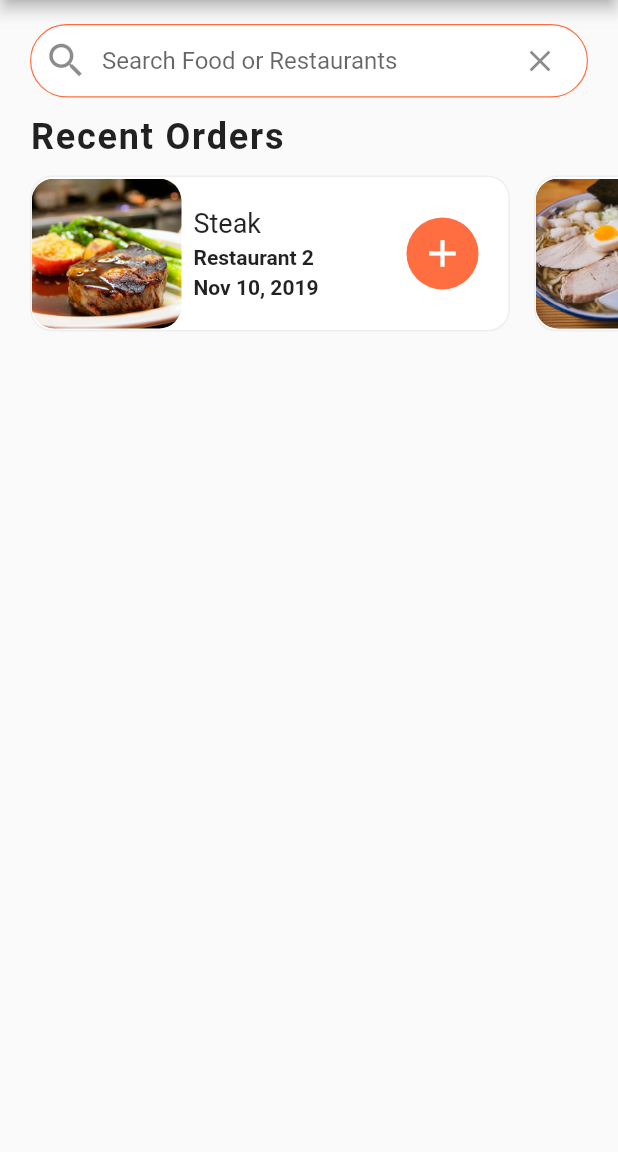
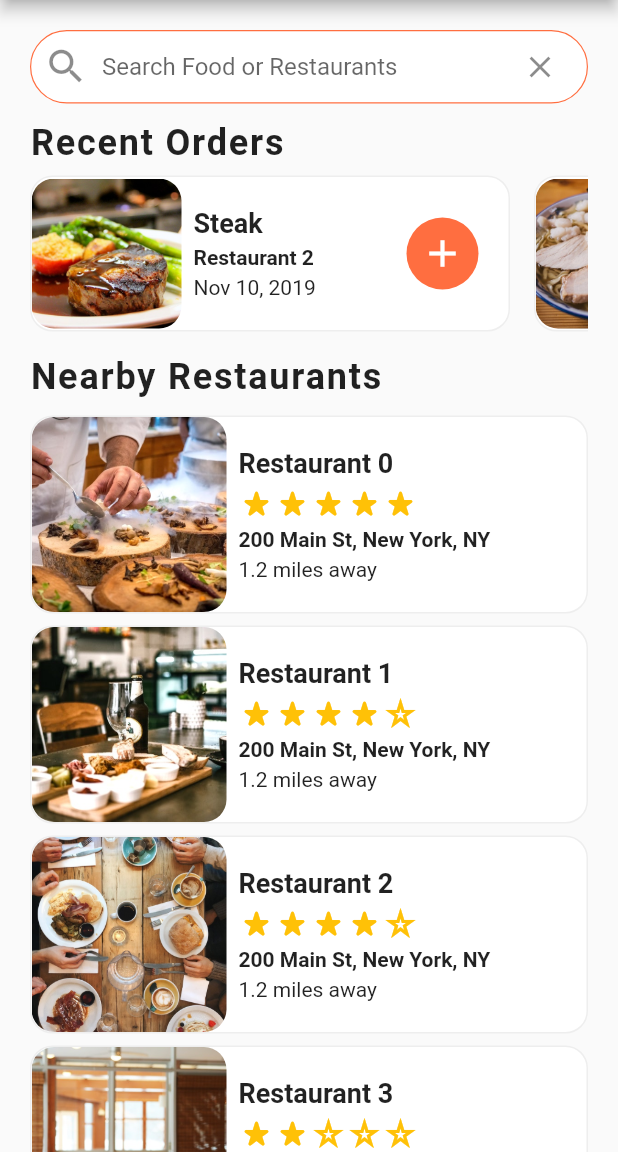
Before and after one commit to atanashristov/flutter-the-complete-ui-masterclass, a Flutter app: the screen it shows after launch, on a phone screen of 412 x 824 dp, the part 84-1236 px from its top. Run offline on Flutter 3.47's test engine with Material 2 defaults, Android fonts, the phone set to English and light mode, and no system bars.

Commit message:
feat(food delivery) Add list of restaurants

```diff
--- a/code/food_delivery_ui/lib/screens/home_screen.dart
+++ b/code/food_delivery_ui/lib/screens/home_screen.dart
@@ -1,5 +1,6 @@
 import 'package:flutter/material.dart';
 import 'package:food_delivery_ui/data/data.dart';
+import 'package:food_delivery_ui/widgets/nearby_restaurants.dart';
 import 'package:food_delivery_ui/widgets/recent_orders.dart';
 
 class HomeScreen extends StatefulWidget {
@@ -35,12 +36,9 @@ class _HomeScreenState extends State<HomeScreen> {
       ),
       body: ListView(
         children: [
-          const SizedBox(height: 8.0),
+          const SizedBox(height: 12.0),
           Padding(
-            padding: const EdgeInsets.symmetric(
-              horizontal: 20.0,
-              vertical: 8.0,
-            ),
+            padding: const EdgeInsets.symmetric(horizontal: 20.0, vertical: 8.0),
             child: TextField(
               decoration: InputDecoration(
                 contentPadding: const EdgeInsets.symmetric(vertical: 15.0),
@@ -75,8 +73,15 @@ class _HomeScreenState extends State<HomeScreen> {
               ),
             ),
           ),
-          const RecentOrders(),
-          const SizedBox(height: 8.0),
+          const Padding(
+            padding: EdgeInsets.symmetric(horizontal: 20.0, vertical: 4.0),
+            child: RecentOrders(),
+          ),
+          const Padding(
+            padding: EdgeInsets.symmetric(horizontal: 20.0, vertical: 4.0),
+            child: NearbyRestaurants(),
+          ),
+          const SizedBox(height: 16.0),
         ],
       ),
     );
--- /dev/null
+++ b/code/food_delivery_ui/lib/widgets/nearby_restaurants.dart
@@ -0,0 +1,107 @@
+import 'package:flutter/material.dart';
+import 'package:food_delivery_ui/data/data.dart';
+import 'package:food_delivery_ui/models/restaurant.dart';
+import 'package:food_delivery_ui/widgets/rating_stars.dart';
+
+class NearbyRestaurants extends StatelessWidget {
+  const NearbyRestaurants({super.key});
+
+  @override
+  Widget build(BuildContext context) {
+    return Column(
+      crossAxisAlignment: CrossAxisAlignment.start,
+      children: const [
+        Text(
+          'Nearby Restaurants',
+          style: TextStyle(
+            fontSize: 24.0,
+            fontWeight: FontWeight.w600,
+            letterSpacing: 1.2,
+          ),
+        ),
+        SizedBox(height: 12.0),
+        _RestaurantsList(),
+      ],
+    );
+  }
+}
+
+class _RestaurantsList extends StatelessWidget {
+  const _RestaurantsList();
+
+  @override
+  Widget build(BuildContext context) {
+    return Column(
+      children: [
+        ...restaurants.asMap().entries.map(
+              (e) => _RestaurantsListItem(
+                restaurant: e.value,
+                index: e.key,
+              ),
+            ),
+      ],
+    );
+  }
+}
+
+class _RestaurantsListItem extends StatelessWidget {
+  const _RestaurantsListItem({required this.restaurant, required this.index});
+
+  final Restaurant restaurant;
+  final int index;
+
+  @override
+  Widget build(BuildContext context) {
+    return Container(
+      margin: EdgeInsets.only(top: index == 0 ? 0 : 8.0),
+      decoration: BoxDecoration(
+        color: Colors.white,
+        borderRadius: BorderRadius.circular(15.0),
+        border: Border.all(width: 1.0, color: Colors.grey[200]!),
+      ),
+      child: Row(
+        children: [
+          ClipRRect(
+            borderRadius: BorderRadius.circular(15.0),
+            child: Image(
+              height: 130.0,
+              width: 130.0,
+              image: AssetImage(restaurant.imageUrl),
+              fit: BoxFit.cover,
+            ),
+          ),
+          Expanded(
+            child: Container(
+              margin: const EdgeInsets.all(8.0),
+              child: Column(
+                mainAxisAlignment: MainAxisAlignment.center,
+                crossAxisAlignment: CrossAxisAlignment.start,
+                children: [
+                  Text(
+                    restaurant.name,
+                    style: const TextStyle(fontSize: 18.0, fontWeight: FontWeight.bold),
+                    overflow: TextOverflow.ellipsis,
+                  ),
+                  const SizedBox(height: 4.0),
+                  RatingStars(rating: restaurant.rating),
+                  const SizedBox(height: 4.0),
+                  Text(
+                    restaurant.address,
+                    style: const TextStyle(fontSize: 14.0, fontWeight: FontWeight.w600),
+                    //overflow: TextOverflow.ellipsis,
+                  ),
+                  const SizedBox(height: 4.0),
+                  const Text(
+                    '1.2 miles away',
+                    style: TextStyle(fontSize: 14.0, fontWeight: FontWeight.normal),
+                    overflow: TextOverflow.ellipsis,
+                  ),
+                ],
+              ),
+            ),
+          ),
+        ],
+      ),
+    );
+  }
+}
--- /dev/null
+++ b/code/food_delivery_ui/lib/widgets/rating_stars.dart
@@ -0,0 +1,46 @@
+import 'package:flutter/material.dart';
+
+const _kStarSize = 24.0;
+const _kStarColor = Colors.amber;
+
+class RatingStars extends StatelessWidget {
+  const RatingStars({super.key, required this.rating});
+
+  final int rating;
+
+  List<Widget> _listOfStars(int currentRating, int maxRating) {
+    List<Widget> stars = [];
+    for (int i = 0; i < currentRating && i < maxRating; i++) {
+      stars.add(
+        const Icon(Icons.star_rate_rounded, color: _kStarColor, size: _kStarSize),
+      );
+      // stars.add(
+      //   Text(
+      //     String.fromCharCode(Icons.star_rate_rounded.codePoint),
+      //     style: TextStyle(
+      //       fontFamily: Icons.details.fontFamily,
+      //       package: Icons.details.fontPackage,
+      //       fontSize: _kStarSize,
+      //       color: _kStarColor,
+      //     ),
+      //   ),
+      // );
+    }
+
+    while (stars.length < maxRating) {
+      stars.add(
+        const Icon(Icons.star_rate_outlined, color: _kStarColor, size: _kStarSize),
+      );
+    }
+
+    return stars;
+  }
+
+  @override
+  Widget build(BuildContext context) {
+    return Row(
+      mainAxisAlignment: MainAxisAlignment.start,
+      children: _listOfStars(rating, 5),
+    );
+  }
+}
--- a/code/food_delivery_ui/lib/widgets/recent_orders.dart
+++ b/code/food_delivery_ui/lib/widgets/recent_orders.dart
@@ -9,48 +9,59 @@ class RecentOrders extends StatelessWidget {
   Widget build(BuildContext context) {
     return Column(
       crossAxisAlignment: CrossAxisAlignment.start,
-      children: [
-        const Padding(
-          padding: EdgeInsets.symmetric(horizontal: 20.0, vertical: 4.0),
-          child: Text(
-            'Recent Orders',
-            style: TextStyle(
-              fontSize: 24.0,
-              fontWeight: FontWeight.w600,
-              letterSpacing: 1.2,
-            ),
+      children: const [
+        Text(
+          'Recent Orders',
+          style: TextStyle(
+            fontSize: 24.0,
+            fontWeight: FontWeight.w600,
+            letterSpacing: 1.2,
           ),
         ),
-        SizedBox(
-          height: 120.0,
-          child: ListView.builder(
-            // Add Android specific bouncing physics
-            physics: const BouncingScrollPhysics(),
-            padding: const EdgeInsets.symmetric(horizontal: 12.0),
-            scrollDirection: Axis.horizontal,
-            //physics: const AlwaysScrollableScrollPhysics(),
-            itemCount: currentUser.orders.length,
-            itemBuilder: (BuildContext context, int index) {
-              return _ResentOrder(
-                order: currentUser.orders[index],
-              );
-            },
-          ),
-        ),
+        _OrdersList(),
       ],
     );
   }
 }
 
-class _ResentOrder extends StatelessWidget {
-  const _ResentOrder({required this.order});
+class _OrdersList extends StatelessWidget {
+  const _OrdersList();
+
+  @override
+  Widget build(BuildContext context) {
+    return SizedBox(
+      height: 120.0,
+      child: ListView.builder(
+        // Add Android specific bouncing physics
+        physics: const BouncingScrollPhysics(),
+        scrollDirection: Axis.horizontal,
+        //physics: const AlwaysScrollableScrollPhysics(),
+        itemCount: currentUser.orders.length,
+        itemBuilder: (BuildContext context, int index) {
+          return _OrdersListItem(
+            order: currentUser.orders[index],
+            index: index,
+          );
+        },
+      ),
+    );
+  }
+}
+
+class _OrdersListItem extends StatelessWidget {
+  const _OrdersListItem({
+    Key? key,
+    required this.order,
+    required this.index,
+  }) : super(key: key);
 
   final Order order;
+  final int index;
 
   @override
   Widget build(BuildContext context) {
     return Container(
-      margin: const EdgeInsets.all(8.0),
+      margin: EdgeInsets.fromLTRB(index == 0 ? 0 : 8.0, 8.0, 8.0, 8.0),
       width: 320.0,
       decoration: BoxDecoration(
         color: Colors.white,
@@ -88,7 +99,7 @@ class _ResentOrder extends StatelessWidget {
                       children: [
                         Text(
                           order.food.name,
-                          style: const TextStyle(fontSize: 18.0, fontWeight: FontWeight.normal),
+                          style: const TextStyle(fontSize: 18.0, fontWeight: FontWeight.bold),
                           overflow: TextOverflow.ellipsis,
                         ),
                         const SizedBox(height: 4.0),
@@ -100,7 +111,7 @@ class _ResentOrder extends StatelessWidget {
                         const SizedBox(height: 4.0),
                         Text(
                           order.date,
-                          style: const TextStyle(fontSize: 14.0, fontWeight: FontWeight.w600),
+                          style: const TextStyle(fontSize: 14.0, fontWeight: FontWeight.normal),
                           overflow: TextOverflow.ellipsis,
                         ),
                       ],
```
